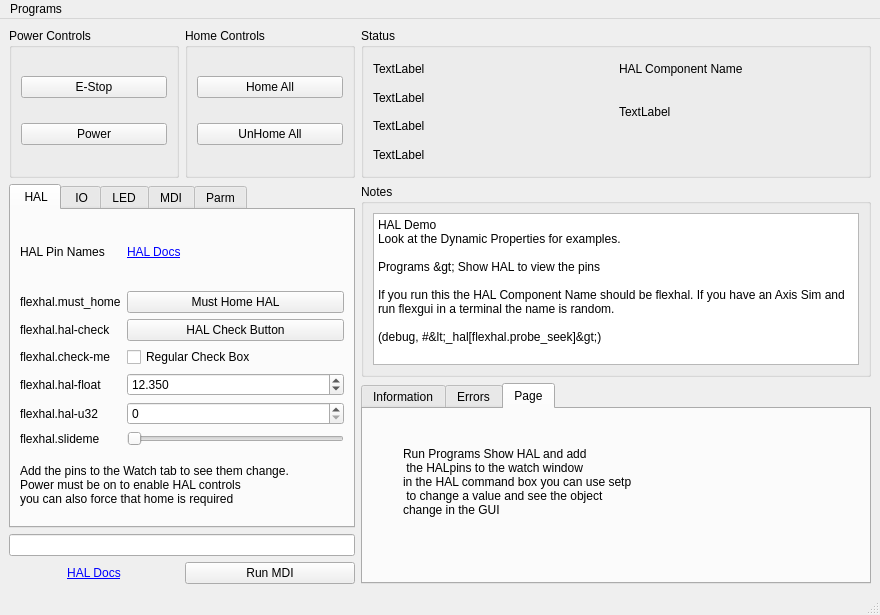
Above: examples/features/hal/hal.ui from jethornton/flexgui before the change. Below: the same form after it.
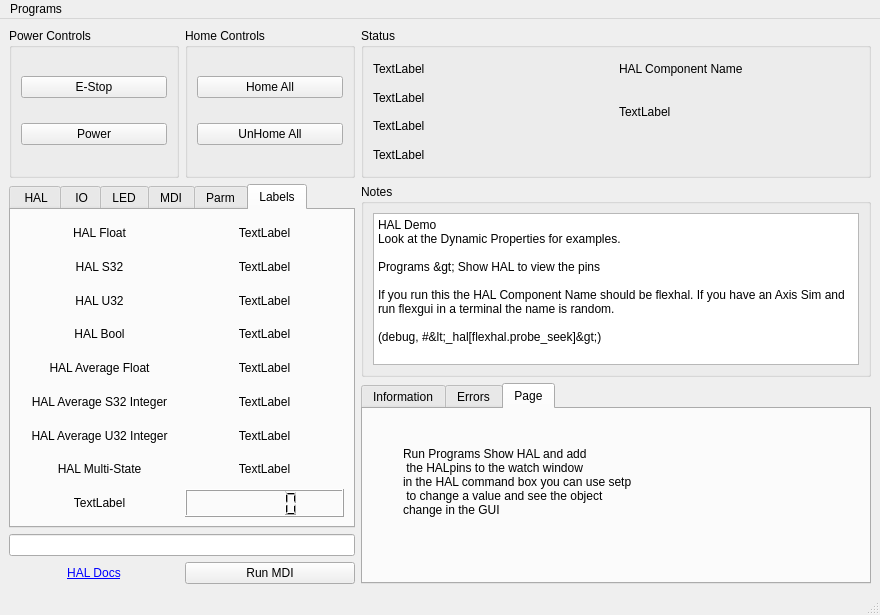
That is the form after the change.

```diff
--- a/examples/features/hal/hal.ui
+++ b/examples/features/hal/hal.ui
@@ -221,7 +221,7 @@
     <item row="1" column="0" rowspan="2" colspan="2">
      <widget class="QTabWidget" name="tabWidget_3">
       <property name="currentIndex">
-       <number>0</number>
+       <number>5</number>
       </property>
       <widget class="QWidget" name="tabWidget_3Page1">
        <attribute name="title">
@@ -771,6 +771,258 @@
         </item>
        </layout>
       </widget>
+      <widget class="QWidget" name="tab_6">
+       <attribute name="title">
+        <string>Labels</string>
+       </attribute>
+       <layout class="QGridLayout" name="gridLayout_11">
+        <item row="1" column="1">
+         <widget class="QLabel" name="label_29">
+          <property name="text">
+           <string>TextLabel</string>
+          </property>
+          <property name="alignment">
+           <set>Qt::AlignCenter</set>
+          </property>
+          <property name="function" stdset="0">
+           <string>hal_pin</string>
+          </property>
+          <property name="pin_name" stdset="0">
+           <string>hal-s32-lb</string>
+          </property>
+          <property name="hal_type" stdset="0">
+           <string>HAL_S32</string>
+          </property>
+         </widget>
+        </item>
+        <item row="5" column="1">
+         <widget class="QLabel" name="label_41">
+          <property name="text">
+           <string>TextLabel</string>
+          </property>
+          <property name="alignment">
+           <set>Qt::AlignCenter</set>
+          </property>
+          <property name="function" stdset="0">
+           <string>hal_avr_i</string>
+          </property>
+          <property name="pin_name" stdset="0">
+           <string>hal-avr-s32-lb</string>
+          </property>
+          <property name="hal_type" stdset="0">
+           <string>HAL_S32</string>
+          </property>
+         </widget>
+        </item>
+        <item row="2" column="0">
+         <widget class="QLabel" name="label_30">
+          <property name="text">
+           <string>HAL U32</string>
+          </property>
+          <property name="alignment">
+           <set>Qt::AlignCenter</set>
+          </property>
+         </widget>
+        </item>
+        <item row="1" column="0">
+         <widget class="QLabel" name="label_28">
+          <property name="text">
+           <string>HAL S32</string>
+          </property>
+          <property name="alignment">
+           <set>Qt::AlignCenter</set>
+          </property>
+         </widget>
+        </item>
+        <item row="4" column="1">
+         <widget class="QLabel" name="label_40">
+          <property name="text">
+           <string>TextLabel</string>
+          </property>
+          <property name="alignment">
+           <set>Qt::AlignCenter</set>
+          </property>
+          <property name="function" stdset="0">
+           <string>hal_avr_f</string>
+          </property>
+          <property name="pin_name" stdset="0">
+           <string>hal-avr-float-lb</string>
+          </property>
+         </widget>
+        </item>
+        <item row="4" column="0">
+         <widget class="QLabel" name="label_37">
+          <property name="text">
+           <string>HAL Average Float</string>
+          </property>
+          <property name="alignment">
+           <set>Qt::AlignCenter</set>
+          </property>
+         </widget>
+        </item>
+        <item row="0" column="1">
+         <widget class="QLabel" name="label_27">
+          <property name="text">
+           <string>TextLabel</string>
+          </property>
+          <property name="alignment">
+           <set>Qt::AlignCenter</set>
+          </property>
+          <property name="function" stdset="0">
+           <string>hal_pin</string>
+          </property>
+          <property name="pin_name" stdset="0">
+           <string>hal-float-lb</string>
+          </property>
+          <property name="hal_type" stdset="0">
+           <string>HAL_FLOAT</string>
+          </property>
+         </widget>
+        </item>
+        <item row="5" column="0">
+         <widget class="QLabel" name="label_39">
+          <property name="text">
+           <string>HAL Average S32 Integer</string>
+          </property>
+          <property name="alignment">
+           <set>Qt::AlignCenter</set>
+          </property>
+         </widget>
+        </item>
+        <item row="3" column="1">
+         <widget class="QLabel" name="label_34">
+          <property name="text">
+           <string>TextLabel</string>
+          </property>
+          <property name="alignment">
+           <set>Qt::AlignCenter</set>
+          </property>
+          <property name="function" stdset="0">
+           <string>hal_pin</string>
+          </property>
+          <property name="pin_name" stdset="0">
+           <string>hal-bool-lb</string>
+          </property>
+          <property name="hal_type" stdset="0">
+           <string>HAL_BIT</string>
+          </property>
+          <property name="true_text" stdset="0">
+           <string>On</string>
+          </property>
+          <property name="false_text" stdset="0">
+           <string>Off</string>
+          </property>
+         </widget>
+        </item>
+        <item row="2" column="1">
+         <widget class="QLabel" name="label_31">
+          <property name="text">
+           <string>TextLabel</string>
+          </property>
+          <property name="alignment">
+           <set>Qt::AlignCenter</set>
+          </property>
+          <property name="function" stdset="0">
+           <string>hal_pin</string>
+          </property>
+          <property name="pin_name" stdset="0">
+           <string>hal-u32-lb</string>
+          </property>
+          <property name="hal_type" stdset="0">
+           <string>HAL_U32</string>
+          </property>
+         </widget>
+        </item>
+        <item row="8" column="0">
+         <widget class="QLabel" name="label_35">
+          <property name="text">
+           <string>TextLabel</string>
+          </property>
+          <property name="alignment">
+           <set>Qt::AlignCenter</set>
+          </property>
+         </widget>
+        </item>
+        <item row="7" column="0">
+         <widget class="QLabel" name="label_38">
+          <property name="text">
+           <string>HAL Multi-State</string>
+          </property>
+          <property name="alignment">
+           <set>Qt::AlignCenter</set>
+          </property>
+         </widget>
+        </item>
+        <item row="8" column="1">
+         <widget class="QLCDNumber" name="lcdNumber_2"/>
+        </item>
+        <item row="3" column="0">
+         <widget class="QLabel" name="label_33">
+          <property name="text">
+           <string>HAL Bool</string>
+          </property>
+          <property name="alignment">
+           <set>Qt::AlignCenter</set>
+          </property>
+         </widget>
+        </item>
+        <item row="0" column="0">
+         <widget class="QLabel" name="label_26">
+          <property name="text">
+           <string>HAL Float</string>
+          </property>
+          <property name="alignment">
+           <set>Qt::AlignCenter</set>
+          </property>
+         </widget>
+        </item>
+        <item row="7" column="1">
+         <widget class="QLabel" name="label_42">
+          <property name="text">
+           <string>TextLabel</string>
+          </property>
+          <property name="alignment">
+           <set>Qt::AlignCenter</set>
+          </property>
+          <property name="function" stdset="0">
+           <string>hal_msl</string>
+          </property>
+          <property name="pin_name" stdset="0">
+           <string>hal-msl-lb</string>
+          </property>
+         </widget>
+        </item>
+        <item row="6" column="0">
+         <widget class="QLabel" name="label_43">
+          <property name="text">
+           <string>HAL Average U32 Integer</string>
+          </property>
+          <property name="alignment">
+           <set>Qt::AlignCenter</set>
+          </property>
+         </widget>
+        </item>
+        <item row="6" column="1">
+         <widget class="QLabel" name="label_44">
+          <property name="text">
+           <string>TextLabel</string>
+          </property>
+          <property name="alignment">
+           <set>Qt::AlignCenter</set>
+          </property>
+          <property name="function" stdset="0">
+           <string>hal_avr_i</string>
+          </property>
+          <property name="pin_name" stdset="0">
+           <string>hal-avr-u32-lb</string>
+          </property>
+          <property name="hal_type" stdset="0">
+           <string>HAL_U32</string>
+          </property>
+         </widget>
+        </item>
+       </layout>
+      </widget>
      </widget>
     </item>
     <item row="4" column="0">
```
